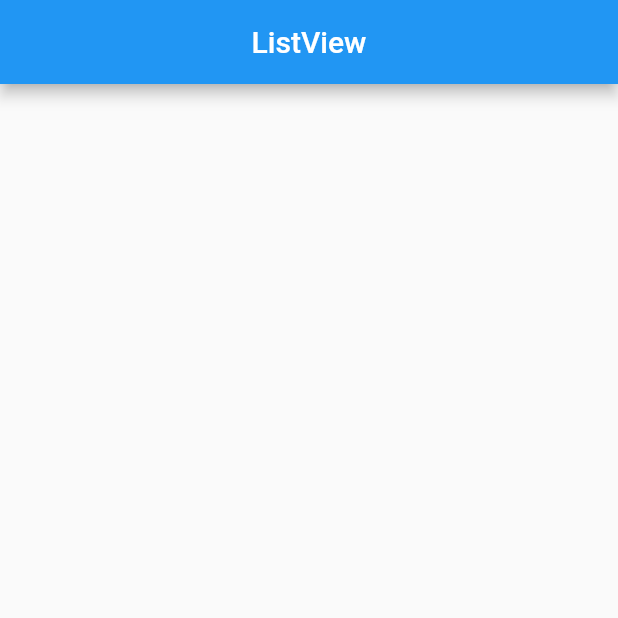
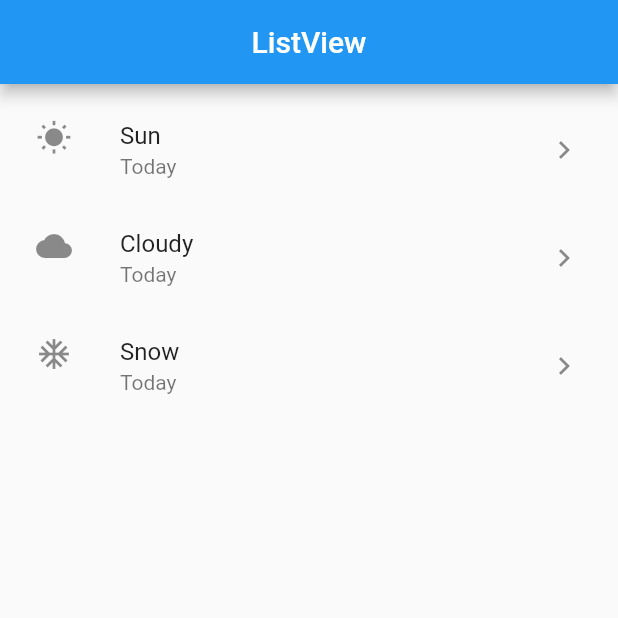
Before and after one commit to Alex-esc1/Flutter_ListView, a Flutter app: the screen it shows after launch, on a phone screen of 412 x 824 dp, the top half of it. Run offline on Flutter 3.47's test engine with Material 2 defaults, Android fonts, the phone set to English and light mode, and no system bars.

Commit message:
Создание списка

```diff
--- a/lib/main.dart
+++ b/lib/main.dart
@@ -1,4 +1,4 @@
-// ignore_for_file: use_key_in_widget_constructors
+// ignore_for_file: use_key_in_widget_constructors, prefer_const_constructors
 
 import 'package:flutter/material.dart';
 
@@ -13,8 +13,42 @@ class MyApp extends StatelessWidget {
           title: const Text("ListView"),
           centerTitle: true,
         ),
-        body: null,
+        body: BodyListView(),
       ),
     );
   }
 }
+
+class BodyListView extends StatelessWidget {
+  @override
+  Widget build(BuildContext context) {
+    return _myListView();
+  }
+}
+
+Widget _myListView() {
+  return ListView(
+    padding: EdgeInsets.all(8.0),
+    // ignore: prefer_const_literals_to_create_immutables
+    children: [
+      ListTile(
+        title: Text('Sun'),
+        subtitle: Text('Today'),
+        leading: Icon(Icons.wb_sunny),
+        trailing: Icon(Icons.keyboard_arrow_right),
+      ),
+      ListTile(
+        title: Text('Cloudy'),
+        subtitle: Text('Today'),
+        leading: Icon(Icons.wb_cloudy),
+        trailing: Icon(Icons.keyboard_arrow_right),
+      ),
+      ListTile(
+        title: Text('Snow'),
+        subtitle: Text('Today'),
+        leading: Icon(Icons.ac_unit),
+        trailing: Icon(Icons.keyboard_arrow_right),
+      ),
+    ],
+  );
+}
```
